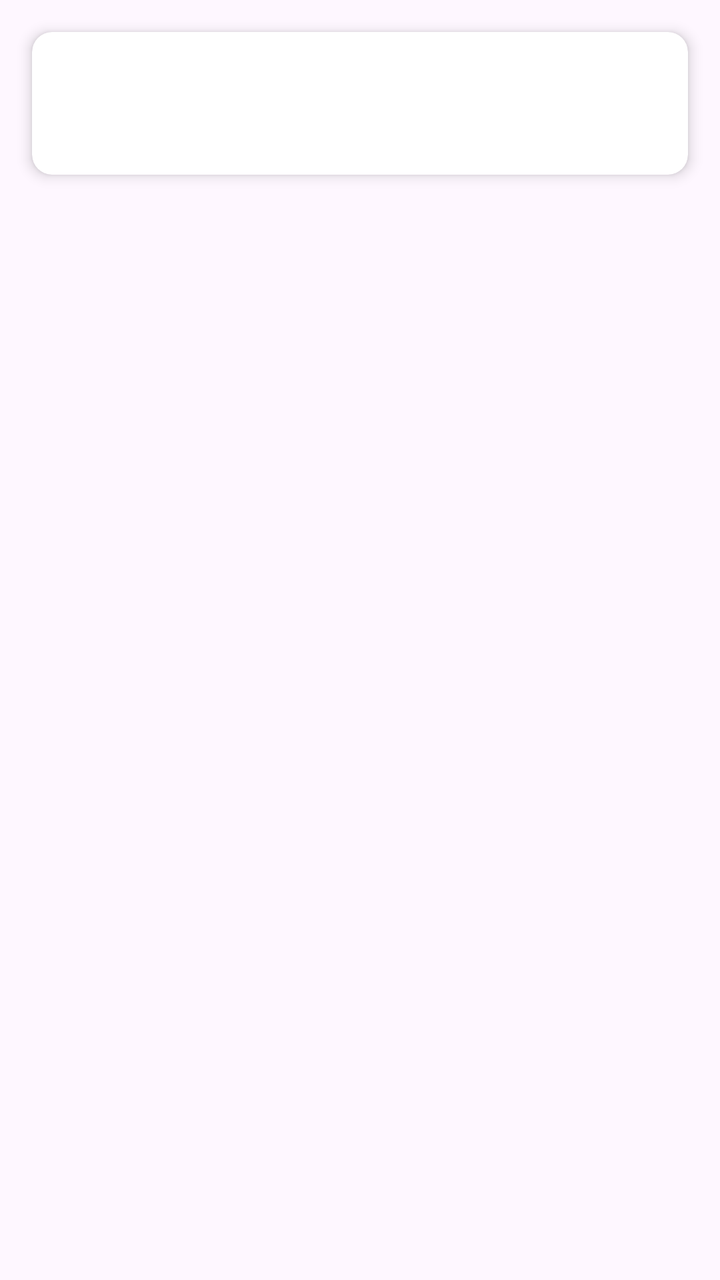
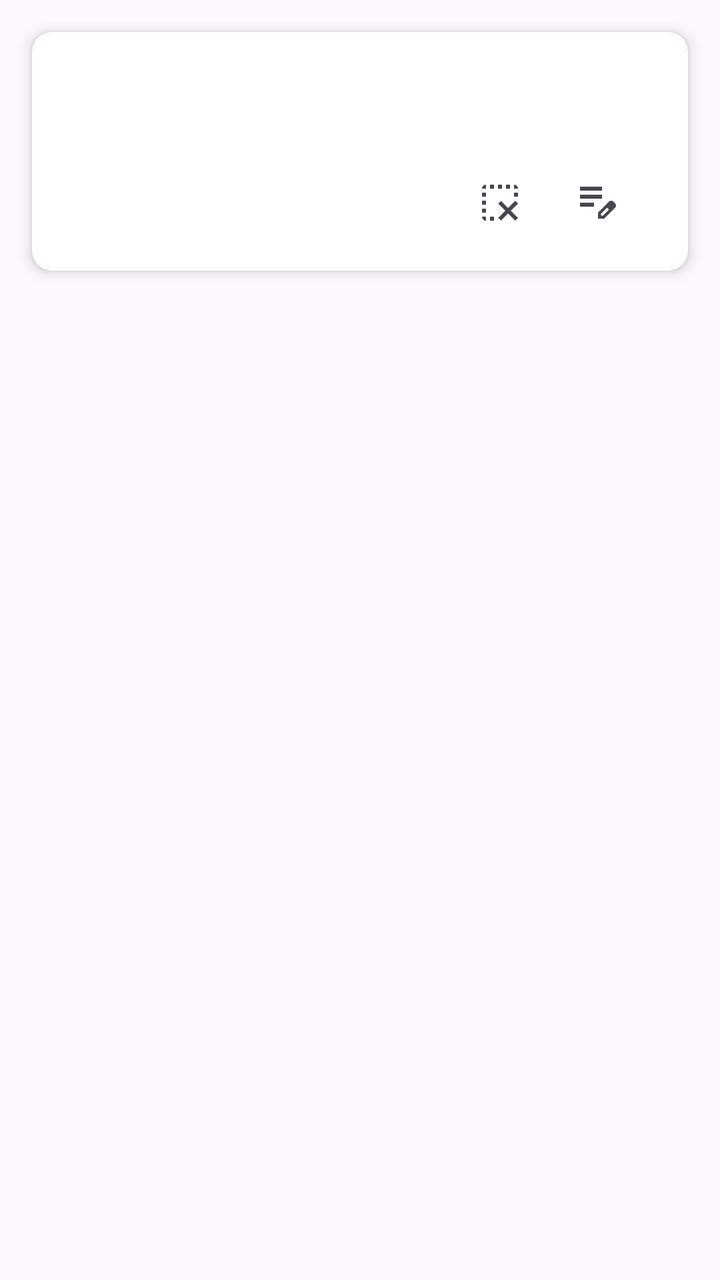

Compare the two renders of this Android layout. The source of the first and the diff that turns it into the second are given below.
<!-- AndroidManifest.xml: application theme Theme.ApplicationLayerSoftwareFrameworkforSolarPoweredIoTSystems -->
<!-- res/layout/note_items.xml -->
<?xml version="1.0" encoding="utf-8"?>
<LinearLayout xmlns:android="http://schemas.android.com/apk/res/android"
    android:layout_width="match_parent"
    android:layout_height="wrap_content"
    xmlns:app="http://schemas.android.com/apk/res-auto">


    <androidx.cardview.widget.CardView
        android:layout_width="match_parent"
        android:layout_height="wrap_content"
        android:layout_marginStart="16dp"
        android:layout_marginEnd="16dp"
        android:layout_marginTop="16dp"
        app:cardBackgroundColor="@color/white"
        app:cardCornerRadius="10dp"
        app:cardElevation="4dp"
        app:layout_constraintEnd_toEndOf="parent"
        app:layout_constraintStart_toStartOf="parent"
        app:layout_constraintTop_toBottomOf="@+id/cardView">

        <LinearLayout
            android:layout_width="match_parent"
            android:layout_height="match_parent"
            android:layout_marginStart="12dp"
            android:layout_marginEnd="12dp"
            android:padding="10dp"
            android:orientation="vertical">

            <TextView
                android:id="@+id/noteTitle"
                android:layout_width="match_parent"
                android:layout_height="wrap_content"
                android:textColor="#1E3A8A"
                android:textSize="18sp"
                android:text=""/>

            <TextView
                android:id="@+id/noteDescription"
                android:layout_width="wrap_content"
                android:layout_height="wrap_content"
                android:layout_marginTop="8dp"
                android:textColor="#1E3A8A"
                android:textSize="14sp"
                android:maxHeight="170dp"
                android:text=""/>
        </LinearLayout>

    </androidx.cardview.widget.CardView>

</LinearLayout>
<!-- resources referenced by this layout -->
<resources>
  <color name="white">#FFFFFFFF</color>
  <style name="Theme.ApplicationLayerSoftwareFrameworkforSolarPoweredIoTSystems" parent="Base.Theme.ApplicationLayerSoftwareFrameworkforSolarPoweredIoTSystems" />
  <style name="Base.Theme.ApplicationLayerSoftwareFrameworkforSolarPoweredIoTSystems" parent="Theme.Material3.DayNight.NoActionBar">
          
          
      </style>
</resources>

<!-- the commit's change to res/layout/note_items.xml (unified diff, before → after) -->
@@ -43,6 +43,36 @@
                 android:textSize="14sp"
                 android:maxHeight="170dp"
                 android:text=""/>
+
+            <LinearLayout
+                android:layout_width="wrap_content"
+                android:layout_height="wrap_content"
+                android:orientation="horizontal"
+                android:layout_gravity="end">
+
+                <ImageButton
+                    android:id="@+id/removeNoteBtn"
+                    android:layout_width="48dp"
+                    android:layout_height="48dp"
+                    android:background="?selectableItemBackground"
+                    android:backgroundTint="#ffffff"
+                    android:clickable="true"
+                    android:focusable="true"
+                    android:contentDescription="remove note"
+                    android:src="@drawable/remove_note_icon" />
+
+                <ImageButton
+                    android:id="@+id/editNoteBtn"
+                    android:layout_width="48dp"
+                    android:layout_height="48dp"
+                    android:clickable="true"
+                    android:focusable="true"
+                    android:contentDescription="edit note"
+                    android:src="@drawable/edit_note_icon"
+                    android:background="?selectableItemBackground"/>
+            </LinearLayout>
+
+
         </LinearLayout>
 
     </androidx.cardview.widget.CardView>
<!-- resource entries referenced after the edit -->
@@ -1,6 +1,28 @@
 <!-- resources referenced by this layout -->
 <resources>
   <color name="white">#FFFFFFFF</color>
+  <!-- drawable edit_note_icon (drawable) -->
+  <vector xmlns:android="http://schemas.android.com/apk/res/android"
+      android:width="24dp"
+      android:height="24dp"
+      android:viewportWidth="960"
+      android:viewportHeight="960"
+      android:tint="?attr/colorControlNormal">
+    <path
+        android:fillColor="@android:color/white"
+        android:pathData="M160,560L160,480L440,480L440,560L160,560ZM160,400L160,320L600,320L600,400L160,400ZM160,240L160,160L600,160L600,240L160,240ZM520,800L520,677L741,457Q750,448 761,444Q772,440 783,440Q795,440 806,444.5Q817,449 826,458L863,495Q871,504 875.5,515Q880,526 880,537Q880,548 876,559.5Q872,571 863,580L643,800L520,800ZM820,537L820,537L783,500L783,500L820,537ZM580,740L618,740L739,618L721,599L702,581L580,702L580,740ZM721,599L702,581L702,581L739,618L739,618L721,599Z"/>
+  </vector>
+  <!-- drawable remove_note_icon (drawable) -->
+  <vector xmlns:android="http://schemas.android.com/apk/res/android"
+      android:width="24dp"
+      android:height="24dp"
+      android:viewportWidth="960"
+      android:viewportHeight="960"
+      android:tint="?attr/colorControlNormal">
+    <path
+        android:fillColor="@android:color/white"
+        android:pathData="M500,840L444,784L586,642L444,500L500,444L642,586L784,444L840,500L698,642L840,784L784,840L642,698L500,840ZM280,840L280,760L360,760L360,840L280,840ZM200,200L120,200Q120,167 143.5,143.5Q167,120 200,120L200,200ZM280,200L280,120L360,120L360,200L280,200ZM440,200L440,120L520,120L520,200L440,200ZM600,200L600,120L680,120L680,200L600,200ZM760,200L760,120Q793,120 816.5,143.5Q840,167 840,200L760,200ZM200,760L200,840Q167,840 143.5,816.5Q120,793 120,760L200,760ZM120,680L120,600L200,600L200,680L120,680ZM120,520L120,440L200,440L200,520L120,520ZM120,360L120,280L200,280L200,360L120,360ZM760,360L760,280L840,280L840,360L760,360Z"/>
+  </vector>
   <style name="Theme.ApplicationLayerSoftwareFrameworkforSolarPoweredIoTSystems" parent="Base.Theme.ApplicationLayerSoftwareFrameworkforSolarPoweredIoTSystems" />
   <style name="Base.Theme.ApplicationLayerSoftwareFrameworkforSolarPoweredIoTSystems" parent="Theme.Material3.DayNight.NoActionBar">
           
